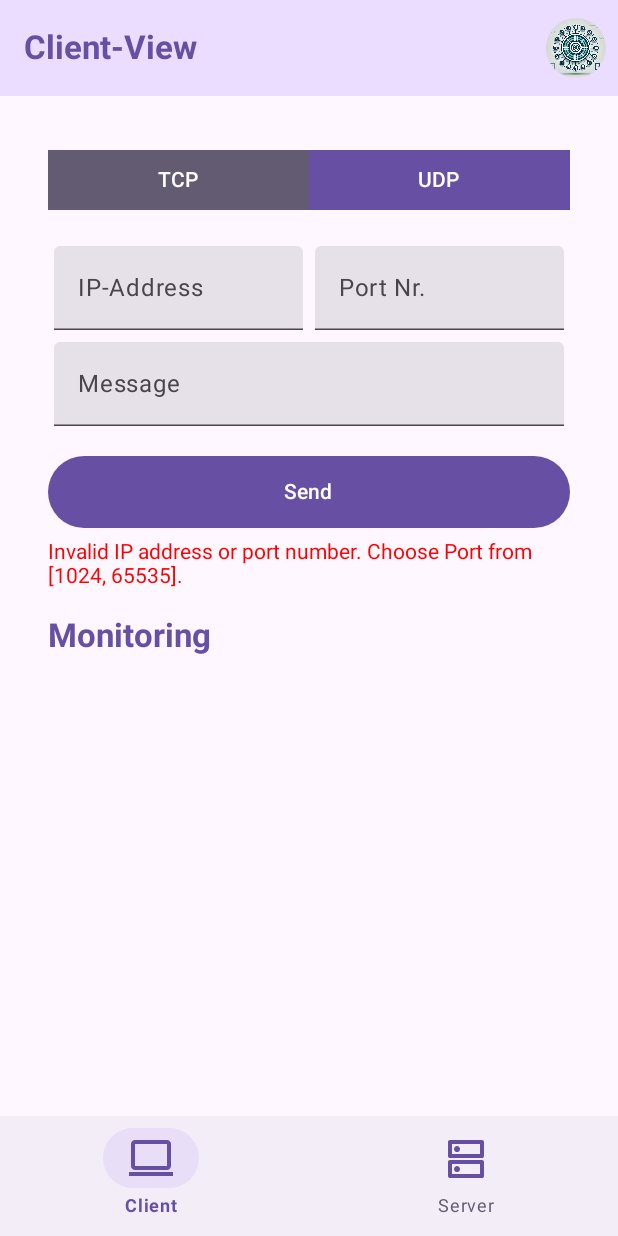
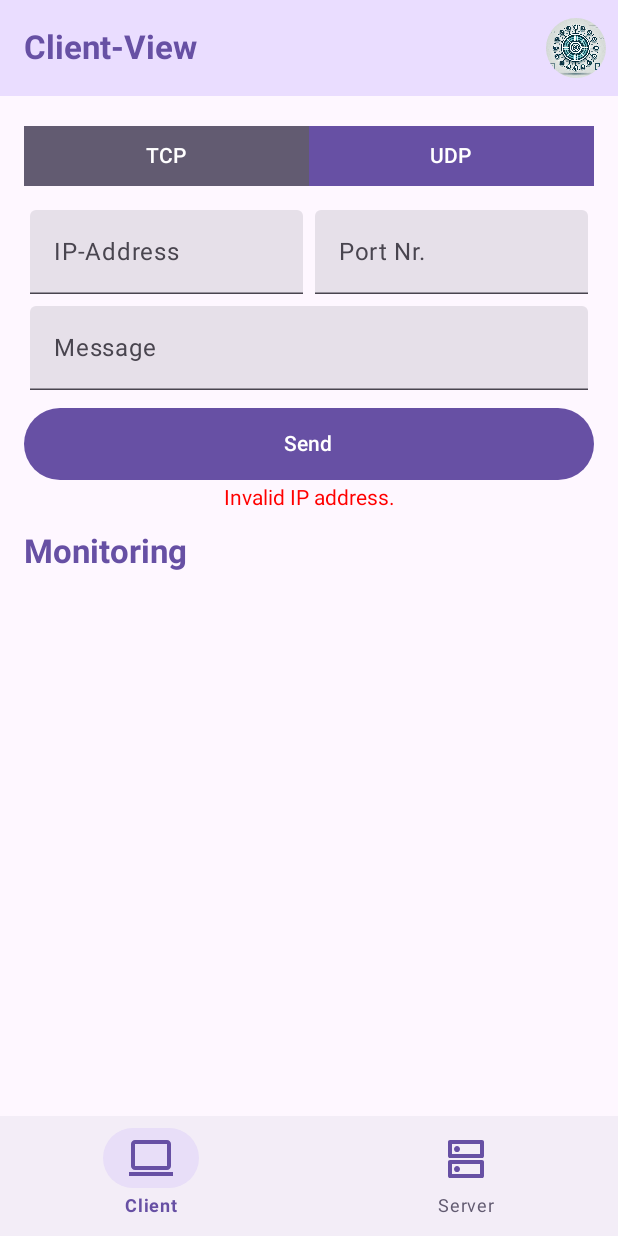
Before and after one commit to AK960/PacketWatcher_App, an Android app built with Jetpack Compose: the screen it shows after launch (MainActivity), after a tap on "Send", on a phone screen of 412 x 824 dp. Run offline under Robolectric (Android 15) with nearby library versions, the phone set to English and light mode, and no system bars; 2 other taps on this screen came first.

Commit message:
Bug fixes

```diff
--- a/app/src/main/java/com/mobilkommunikation/project/MainActivity.kt
+++ b/app/src/main/java/com/mobilkommunikation/project/MainActivity.kt
@@ -114,7 +114,6 @@ fun PacketWatcherAppScaffold () {
                             selected = clientServerStateIndex == index,
                             onClick = {
                                 clientServerStateIndex = index
-                                // navController.navigate(item.title)
                             },
                             label = {
                                 Text(
@@ -146,27 +145,23 @@ fun PacketWatcherAppScaffold () {
                     }
                 }
             }
-        )
-        { innerPadding -> // Scaffold expects Lambda as last parameter to define its content
-            Column (
+        ) { innerPadding ->
+            Column(
                 modifier = Modifier
                     .fillMaxSize()
                     .padding(innerPadding)
-                    .padding(16.dp)
                     .background(MaterialTheme.colorScheme.background)
             ) {
                 // If bottomBar Index set to Client, run functions that render client view, else server view
                 if (clientServerStateIndex == 0) {
                     myLog(msg = "PacketWatcherAppScaffold: Switching Tabs: Client ($clientServerStateIndex) selected")
                     PacketWatcherClientView(
-                        selectedProtocolStateIndex, // Start-Index for SegmentedControl set to TCP
+                        selectedProtocolStateIndex,
                         onProtocolSelected = { selectedProtocolStateIndex = it }
                     )
                 } else {
                     myLog(msg = "PacketWatcherAppScaffold: Switching Tabs: Server ($clientServerStateIndex) selected")
-                    PacketWatcherServerView(
-
-                    )
+                    PacketWatcherServerView()
                 }
             }
         }
--- a/app/src/main/java/com/mobilkommunikation/project/model/clientViewmodel.kt
+++ b/app/src/main/java/com/mobilkommunikation/project/model/clientViewmodel.kt
@@ -31,6 +31,7 @@ class ClientViewModel : ViewModel() {
         tcpMessage: String
     ) {
         viewModelScope.launch {
+            addMessage("[TCP-Client]", "Trying to connect to $ipAddress:$portNumber.")
             try {
                 startTcpClient(ipAddress, portNumber, tcpMessage) { client, message ->
                     addMessage(client, message)
@@ -50,6 +51,7 @@ class ClientViewModel : ViewModel() {
         tcpMessage: String
     ) {
         viewModelScope.launch {
+            addMessage("[UDP-Client]", "Trying to send message to $ipAddress:$portNumber.")
             try {
                 startUdpClient(ipAddress, portNumber, tcpMessage) { client, message ->
                     addMessage(client, message)
--- a/app/src/main/java/com/mobilkommunikation/project/ui/screens/ClientView.kt
+++ b/app/src/main/java/com/mobilkommunikation/project/ui/screens/ClientView.kt
@@ -27,21 +27,18 @@ import androidx.compose.ui.text.font.FontWeight
 import androidx.compose.ui.unit.dp
 import androidx.lifecycle.viewmodel.compose.viewModel
 import com.mobilkommunikation.project.model.ClientViewModel
-import com.mobilkommunikation.project.model.ServerViewModel
 import com.mobilkommunikation.project.ui.components.InputFields
 import com.mobilkommunikation.project.ui.components.SegmentedControl
 import com.mobilkommunikation.project.ui.components.SendButton
 import com.mobilkommunikation.project.utils.isValidIpAddress
-import com.mobilkommunikation.project.utils.isValidPortNumber
 import com.mobilkommunikation.project.utils.myLog
 
 @Composable
-fun PacketWatcherClientView (
+fun PacketWatcherClientView(
     selectedProtocolStateIndex: String,
     onProtocolSelected: (String) -> Unit
 ) {
     myLog(msg = "PacketWatcherClientView: Rendering Client View")
-    val serverViewModel: ServerViewModel = viewModel()
     val clientViewModel: ClientViewModel = viewModel()
     val messages by clientViewModel.clientMessages.collectAsState()
     var ipAddress by rememberSaveable { mutableStateOf("") }
@@ -49,17 +46,23 @@ fun PacketWatcherClientView (
     var transmissionMessage by rememberSaveable { mutableStateOf("") }
     var errorMessage by rememberSaveable { mutableStateOf("") }
 
-    Column (
+    Column(
         modifier = Modifier
             .fillMaxSize()
             .padding(16.dp)
+            //.verticalScroll(rememberScrollState())
+    ) {
+        Column(
+            modifier = Modifier
+                .wrapContentHeight()
+                .fillMaxWidth()
         ) {
             SegmentedControl(
                 options = listOf("TCP", "UDP"),
                 selectedOption = selectedProtocolStateIndex,
                 onOptionSelected = onProtocolSelected
             )
-        Spacer(modifier = Modifier.height(16.dp))
+            Spacer(modifier = Modifier.height(8.dp))
             InputFields(
                 ipAddress = ipAddress,
                 onIpAddressChange = { ipAddress = it },
@@ -68,32 +71,31 @@ fun PacketWatcherClientView (
                 transmissionMessage = transmissionMessage,
                 onTransmissionMessageChange = { transmissionMessage = it }
             )
-        Spacer(modifier = Modifier.height(16.dp))
+            Spacer(modifier = Modifier.height(8.dp))
             SendButton {
-            if (isValidIpAddress(ipAddress) && isValidPortNumber(portNumber)) {
-
-                if (selectedProtocolStateIndex == "TCP") {
+                // Input validation before sending message
+                if (isValidIpAddress(ipAddress)) {
+                    when (selectedProtocolStateIndex) {
+                        "TCP" -> {
                             clientViewModel.startTcpClientView(ipAddress, portNumber.toInt(), transmissionMessage)
                             myLog(msg = "PacketWatcherClientView: Send Button clicked: Trying to connect to $ipAddress:$portNumber")
-                } else {
+                        }
+                        "UDP" -> {
                             clientViewModel.startUdpClientView(ipAddress, portNumber.toInt(), transmissionMessage)
                             myLog(msg = "PacketWatcherClientView: Send Button clicked: Trying to send message $transmissionMessage to $ipAddress:$portNumber")
                         }
-
+                    }
                     errorMessage = ""
                     ipAddress = ""
                     portNumber = ""
                     transmissionMessage = ""
                 } else {
-                errorMessage = "Invalid IP address or port number. Choose Port from [1024, 65535]."
+                    errorMessage = "Invalid IP address."
                     myLog(type = "error", msg = "PacketWatcherClientView: $errorMessage")
                 }
-            ipAddress = ""
-            portNumber = ""
-            transmissionMessage = ""
             }
             if (errorMessage.isNotEmpty()) {
-            Spacer(modifier = Modifier.height(8.dp))
+                Spacer(modifier = Modifier.height(4.dp))
                 Row(
                     modifier = Modifier.fillMaxWidth(),
                     horizontalArrangement = Arrangement.Center,
@@ -103,12 +105,11 @@ fun PacketWatcherClientView (
                         color = Color.Red,
                     )
                 }
+                Spacer(modifier = Modifier.height(4.dp))
+            } else {
                 Spacer(modifier = Modifier.height(8.dp))
-        } else {
-            Spacer(modifier = Modifier.height(16.dp))
             }
 
-        // ViewModel output
             Text(
                 text = "Monitoring",
                 modifier = Modifier
@@ -120,7 +121,14 @@ fun PacketWatcherClientView (
                     color = MaterialTheme.colorScheme.primary
                 )
             )
-        LazyColumn(modifier = Modifier.fillMaxSize()) {
+        }
+
+        // LazyColumn to take remaining space and be scrollable
+        LazyColumn(
+            modifier = Modifier
+                .fillMaxSize()
+                .weight(1f)
+        ) {
             items(messages) { message ->
                 Text(
                     text = message,
@@ -129,6 +137,5 @@ fun PacketWatcherClientView (
                 )
             }
         }
-        //OutputField(outputText = "Display Output here")
     }
 }
```
Also changed, not shown: app/src/main/java/com/mobilkommunikation/project/ui/screens/ServerView.kt (+27 -12 lines), app/src/main/java/com/mobilkommunikation/project/utils/inputValidation.kt (+12 -5 lines). Lines whose indentation alone changed are shown as unchanged.
